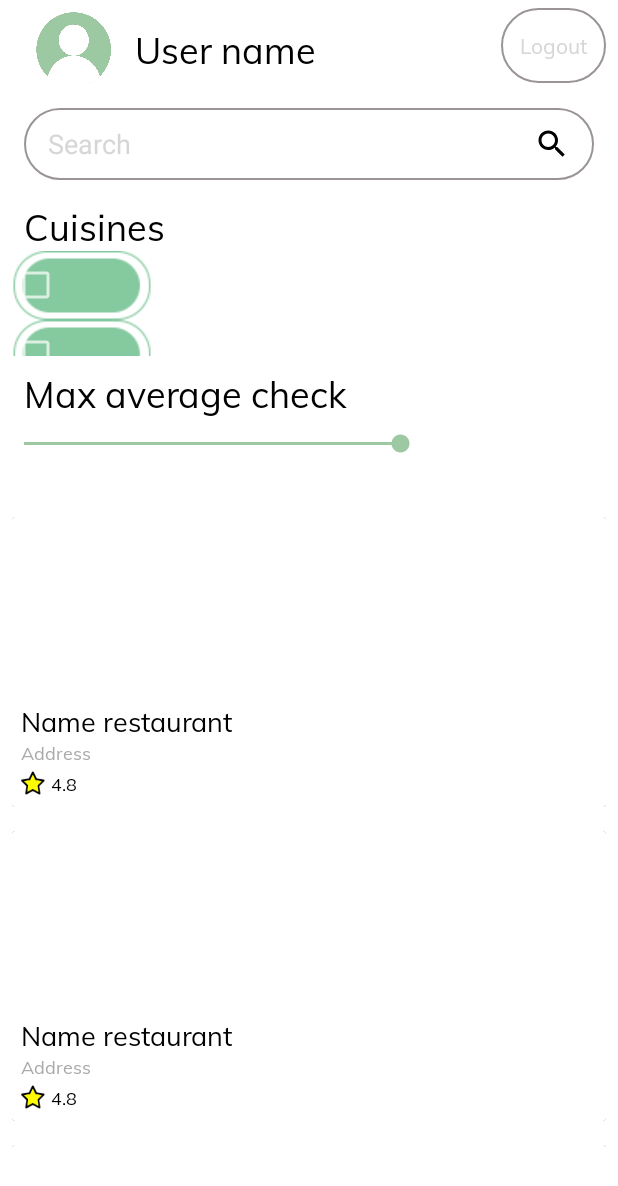
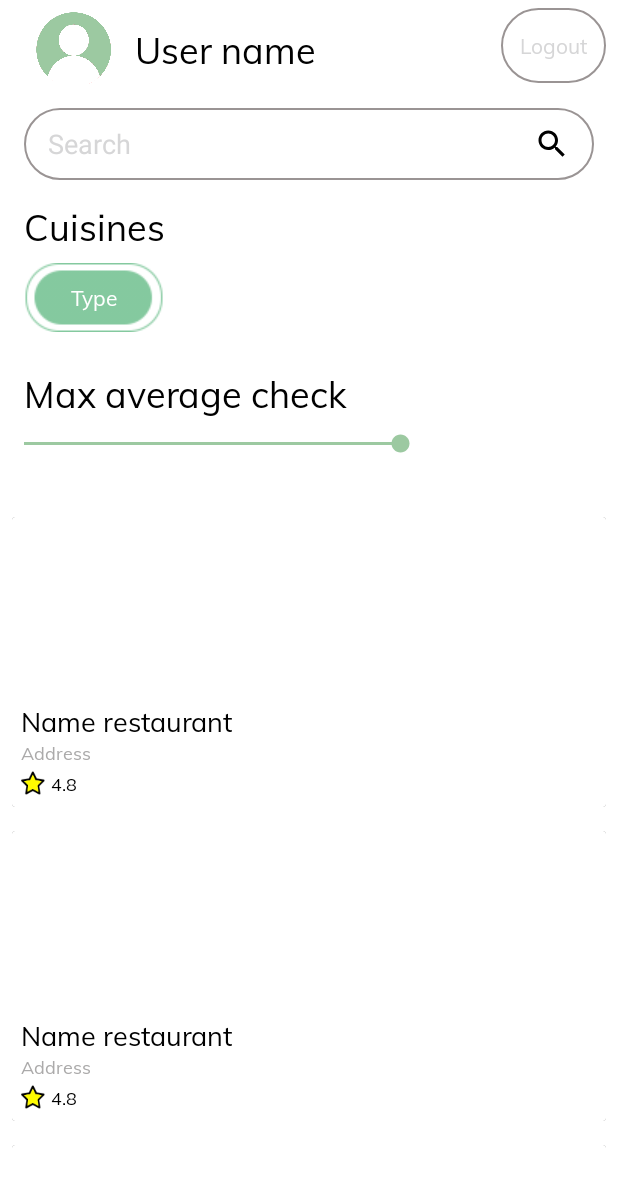
Before and after one commit to Ovsaynka/Kray, an Android app: the layout main_page_fragment.xml on its own in the app's theme, with its tools: preview values and no code run, on a phone screen of 412 x 824 dp. Shown: the top 1186 px of the screen. Run offline under Robolectric (Android 15) with nearby library versions, the light colour scheme and no system bars; plain views replace RoundedImageView.

Commit message:
some changes

```diff
--- a/app/src/main/java/com/example/kray/main/RestaurantListAdapter.kt
+++ b/app/src/main/java/com/example/kray/main/RestaurantListAdapter.kt
@@ -87,7 +87,7 @@ class RestaurantListAdapter : RecyclerView.Adapter<RestaurantViewHolder>(), Filt
     fun getFilterAvg(progress: Int) {
         val resultList: ArrayList<Restaurant> = arrayListOf()
         for (rest in mRestaurantList) {
-            if (rest.avgCheck!! >= progress)
+            if (rest.avgCheck!! <= progress)
                 resultList.add(rest)
 
             mFilterRestaurantList = resultList as? ArrayList<Restaurant> ?: ArrayList()
--- a/app/src/main/java/com/example/kray/restaurant/RestaurantFragment.kt
+++ b/app/src/main/java/com/example/kray/restaurant/RestaurantFragment.kt
@@ -65,6 +65,8 @@ class RestaurantFragment : Fragment(), RestaurantView {
                         val id: Int = (user[SessionManager.KEY_USER_ID] ?: error("")).toInt()
 
                         sendComment(commentBody, restaurant.id!!, id, token)
+                        Toast.makeText(context, "your comment will appear later", Toast.LENGTH_SHORT)
+                            .show()
                     }
                 }
             } else {
@@ -72,10 +74,6 @@ class RestaurantFragment : Fragment(), RestaurantView {
                 commentField.isEnabled = false
                 ratingStars.isEnabled = false
             }
-
-    }
-
-    fun addComment(comment: Comment) {
 
     }
 
--- a/app/src/main/res/layout/check_item.xml
+++ /dev/null
@@ -1,17 +0,0 @@
-<?xml version="1.0" encoding="utf-8"?>
-<androidx.constraintlayout.widget.ConstraintLayout xmlns:android="http://schemas.android.com/apk/res/android"
-    xmlns:app="http://schemas.android.com/apk/res-auto"
-    android:layout_width="wrap_content"
-    android:layout_height="wrap_content"
-    xmlns:tool="http://schemas.android.com/tools">
-
-    <androidx.appcompat.widget.AppCompatCheckBox
-        android:layout_width="wrap_content"
-        android:layout_height="wrap_content"
-        android:background="@drawable/item_check"
-        app:layout_constraintStart_toStartOf="parent"
-        app:layout_constraintTop_toTopOf="parent"/>
-
-
-
-</androidx.constraintlayout.widget.ConstraintLayout>
--- a/app/src/main/res/layout/cuisines_item.xml
+++ b/app/src/main/res/layout/cuisines_item.xml
@@ -16,9 +16,10 @@
             android:layout_width="wrap_content"
             android:layout_height="wrap_content"
             android:textColor="@color/colorWight"
+            android:background="@drawable/item_check"
             style="@style/textView"
+            tools:text="Type"
             android:gravity="center"
-        tools:text="Type"
-        android:background="@drawable/item_check"/>
+            />
 
 </androidx.cardview.widget.CardView>
--- a/app/src/main/res/layout/main_page_fragment.xml
+++ b/app/src/main/res/layout/main_page_fragment.xml
@@ -53,7 +53,7 @@
         app:layout_constraintEnd_toEndOf="parent"
         app:layout_constraintStart_toStartOf="parent"
         app:layout_constraintTop_toBottomOf="@+id/titleTextView"
-        tools:listitem="@layout/check_item" />
+        tools:listitem="@layout/cuisines_item" />
 
     <TextView
         android:id="@+id/textView"
```
Also changed, not shown: app/src/main/java/com/example/kray/data/RestaurantApi.kt (+0 -9 lines), 1 other file. Lines whose indentation alone changed are shown as unchanged.
